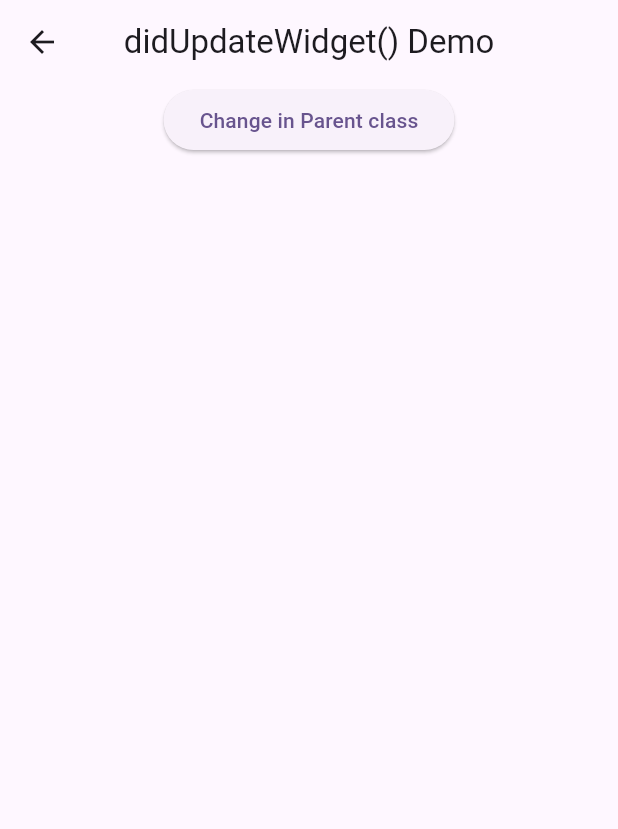
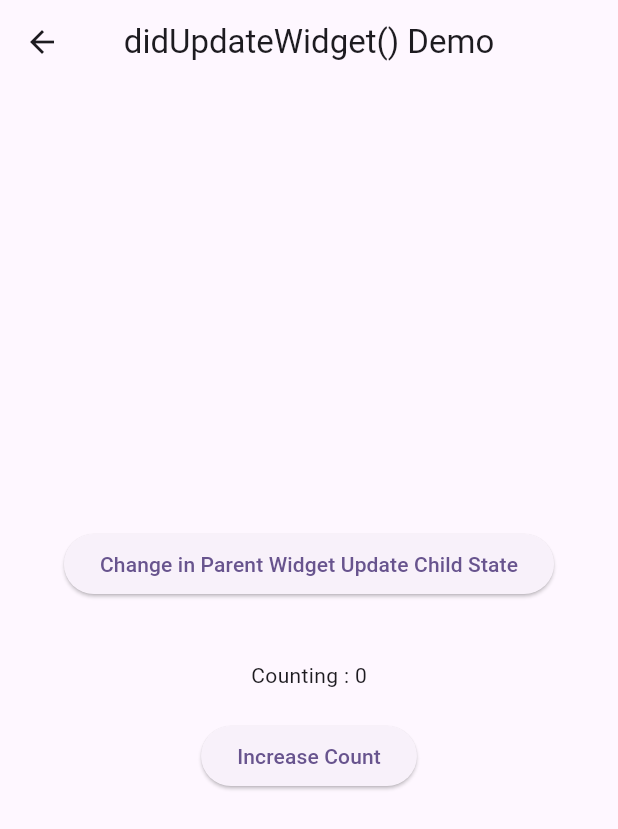
Before and after one commit to Ratndeep1999/lifecycle_methods, a Flutter app: the ParentWidget screen opened directly, on a phone screen of 412 x 824 dp. Shown: the top 829 px of the screen. Run offline on Flutter 3.47's test engine with Material 3 defaults, Android fonts, the phone set to English and light mode, and no system bars.

Commit message:
parent class and child class add

```diff
--- a/lib/did_update_widget.dart
+++ b/lib/did_update_widget.dart
@@ -11,6 +11,8 @@ class ParentWidget extends StatefulWidget {
 }
 
 class ParentWidgetState extends State<ParentWidget> {
+  bool isUpdateChild = false;
+
   @override
   Widget build(BuildContext context) {
     return Scaffold(
@@ -18,8 +20,22 @@ class ParentWidgetState extends State<ParentWidget> {
       body: SafeArea(
         child: Center(
           child: Column(
+            mainAxisAlignment: MainAxisAlignment.center,
             children: [
-              CustomButton(label: 'Change in Parent class', onPress: () {}),
+              /// Custom Button
+              CustomButton(
+                label: 'Change in Parent Widget Update Child State',
+                onPress: () {
+                  setState(() {
+                    isUpdateChild = true;
+                  });
+                },
+              ),
+
+              SizedBox(height: 40.0),
+
+              /// Child Widget
+              ChildWidget(isUpdateWidget: isUpdateChild),
             ],
           ),
         ),
@@ -27,3 +43,48 @@ class ParentWidgetState extends State<ParentWidget> {
     );
   }
 }
+
+/// Child Widget Where Actually State Change
+class ChildWidget extends StatefulWidget {
+  final bool isUpdateWidget;
+
+  const ChildWidget({super.key, required this.isUpdateWidget});
+
+  @override
+  State<ChildWidget> createState() {
+    return ChildWidgetState();
+  }
+}
+
+/// Child Widget State
+class ChildWidgetState extends State<ChildWidget> {
+  late int index = 0;
+
+  // It initialize index
+  _initialize() {
+    index = 0;
+  }
+
+  @override
+  Widget build(BuildContext context) {
+    return SafeArea(
+      child: Column(
+        children: [
+          Text("Counting : $index"),
+
+          SizedBox(height: 20),
+
+          // It Increase index
+          CustomButton(
+            label: 'Increase Count',
+            onPress: () {
+              setState(() {
+                index++;
+              });
+            },
+          ),
+        ],
+      ),
+    );
+  }
+}
```
